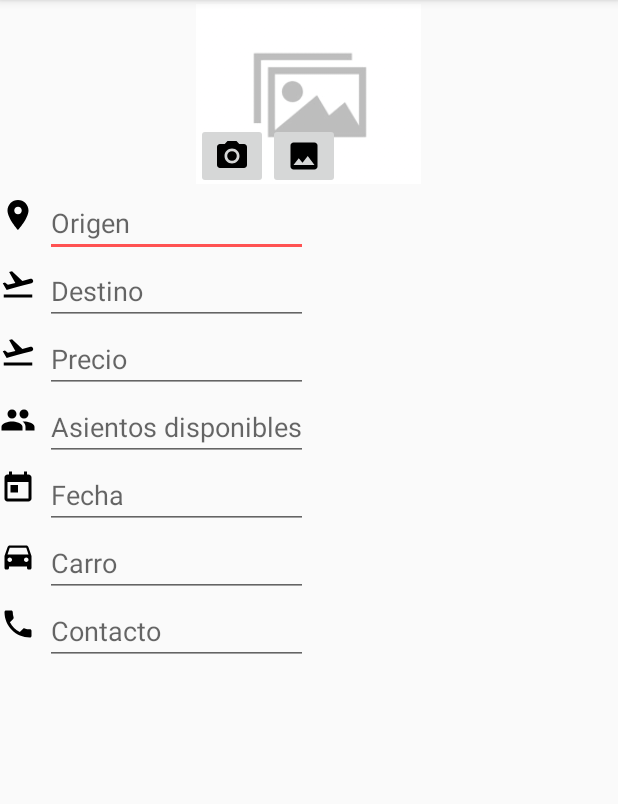
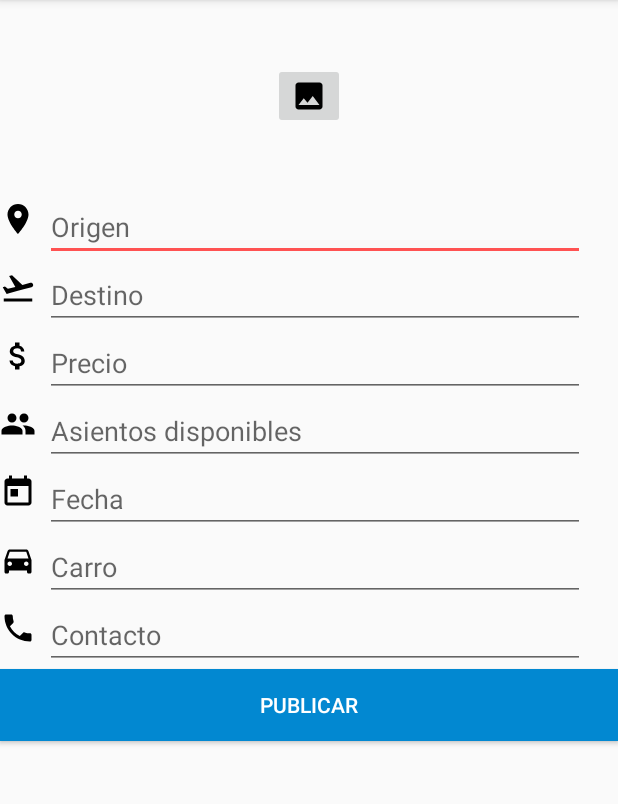
Before and after one commit to pipeholguin/Android_Traveler, an Android app: the fragment PublicarFragment shown on its own in the app's theme, on a phone screen of 412 x 824 dp, the part 84-888 px from its top. Run offline under Robolectric (Android 15) with nearby library versions, the phone set to English and light mode, and no system bars; our stand-ins replace data binding; network calls fail; pictures from the network do not load; 2 statements that could not run were skipped.

Commit message:
interfaces changes

```diff
--- a/app/src/main/java/luisfelipeholguin/traveler/fragments/PublicarFragment.java
+++ b/app/src/main/java/luisfelipeholguin/traveler/fragments/PublicarFragment.java
@@ -83,7 +83,7 @@
                 break;
 
 
-            case R.id.foto :
+            case 1:
                 Intent intentcamera = new Intent(MediaStore.ACTION_IMAGE_CAPTURE);
                 startActivityForResult(intentcamera, CAMERA_REQUEST);
                 break;
--- /dev/null
+++ b/app/src/main/res/drawable/ic_precio.xml
@@ -0,0 +1,9 @@
+<vector xmlns:android="http://schemas.android.com/apk/res/android"
+        android:width="24dp"
+        android:height="24dp"
+        android:viewportWidth="24.0"
+        android:viewportHeight="24.0">
+    <path
+        android:fillColor="#FF000000"
+        android:pathData="M11.8,10.9c-2.27,-0.59 -3,-1.2 -3,-2.15 0,-1.09 1.01,-1.85 2.7,-1.85 1.78,0 2.44,0.85 2.5,2.1h2.21c-0.07,-1.72 -1.12,-3.3 -3.21,-3.81V3h-3v2.16c-1.94,0.42 -3.5,1.68 -3.5,3.61 0,2.31 1.91,3.46 4.7,4.13 2.5,0.6 3,1.48 3,2.41 0,0.69 -0.49,1.79 -2.7,1.79 -2.06,0 -2.87,-0.92 -2.98,-2.1h-2.2c0.12,2.19 1.76,3.42 3.68,3.83V21h3v-2.15c1.95,-0.37 3.5,-1.5 3.5,-3.55 0,-2.84 -2.43,-3.81 -4.7,-4.4z"/>
+</vector>
--- a/app/src/main/res/layout/activity_registro.xml
+++ b/app/src/main/res/layout/activity_registro.xml
@@ -51,7 +51,7 @@
             <EditText
                 android:id="@+id/cel"
                 android:inputType="number"
-        android:layout_width="140dp"
+                android:layout_width="@dimen/login_text_width"
                 android:hint="Celular"/>
         </TableRow>
 
--- a/app/src/main/res/layout/fragment_publicar.xml
+++ b/app/src/main/res/layout/fragment_publicar.xml
@@ -22,40 +22,31 @@
             android:layout_width="match_parent"
             android:layout_height="match_parent">
 
-            <RelativeLayout
+            <FrameLayout
                 android:layout_width="match_parent"
-                android:layout_height="wrap_content">
+                android:layout_height="wrap_content"
+                android:padding="@dimen/card_space">
 
                 <ImageView
                     android:layout_marginTop="@dimen/small"
-                    android:layout_centerInParent="true"
+                    android:layout_gravity="center"
                     android:id="@+id/selected"
-                    android:src="@drawable/nonimage"
                     android:layout_height="@dimen/height_image"
                     android:layout_width="@dimen/width_image"
                     android:scaleType="centerCrop"/>
 
-                <ImageButton
-                    android:layout_width="wrap_content"
-                    android:layout_height="wrap_content"
-                    android:id="@+id/foto"
-                    android:layout_alignBottom="@+id/selected"
-                    android:layout_alignLeft="@+id/selected"
-                    android:src="@drawable/ic_cam"
-                    app:setOnClickListener="@{onClick}"/>
+
                 <ImageButton
                     android:src="@drawable/ic_image"
-                    android:layout_gravity="bottom"
-                    android:layout_toRightOf="@id/foto"
-                    android:layout_alignBottom="@+id/selected"
+                    android:layout_gravity="center"
                     android:layout_width="wrap_content"
-                    android:layout_height="wrap_content"
+                    android:layout_height="match_parent"
                     android:id="@+id/seleccion"
                     app:setOnClickListener="@{onClick}"/>
 
 
 
-            </RelativeLayout>
+            </FrameLayout>
 
 
 
@@ -98,7 +89,7 @@
 
                     <ImageView
                         android:layout_marginTop="@dimen/small"
-                android:src="@drawable/ic_destino"
+                        android:src="@drawable/ic_precio"
                         android:layout_marginRight="@dimen/small"/>
 
                     <EditText
@@ -158,17 +149,12 @@
                         android:layout_marginTop="@dimen/small"/>
                     <EditText
                         android:id="@+id/contacto"
-            android:layout_width="match_parent"
+                        android:layout_width="@dimen/login_text_width"
                         android:layout_height="wrap_content"
                         android:inputType="number"
                         android:hint="@string/contacto"/>
                 </TableRow>
 
-
-
-
-
-    </TableLayout>
 
                 <Button
                     android:id="@+id/publicar"
@@ -179,6 +165,11 @@
                     android:text="@string/publicar"
                     app:setOnClickListener="@{onClick}"/>
 
+
+            </TableLayout>
+
+
+
         </LinearLayout>
 
 
--- a/app/src/main/res/values/dimens.xml
+++ b/app/src/main/res/values/dimens.xml
@@ -19,4 +19,6 @@
     <dimen name="margintop_2_item">40dp</dimen>
     <dimen name="margin_right_parent">5dp</dimen>
     <dimen name="margin_top_lastitem">85dp</dimen>
+    <dimen name="login_text_width">360dp</dimen>
+    <dimen name="card_space">1dp</dimen>
 </resources>
--- a/build.gradle
+++ b/build.gradle
@@ -5,7 +5,7 @@
         jcenter()
     }
     dependencies {
-        classpath 'com.android.tools.build:gradle:2.1.0'
+        classpath 'com.android.tools.build:gradle:2.1.2'
 
         // NOTE: Do not place your application dependencies here; they belong
         // in the individual module build.gradle files
```
Also changed, not shown: app/src/main/res/layout/activity_login.xml (+32 -32 lines). Lines whose indentation alone changed are shown as unchanged.
